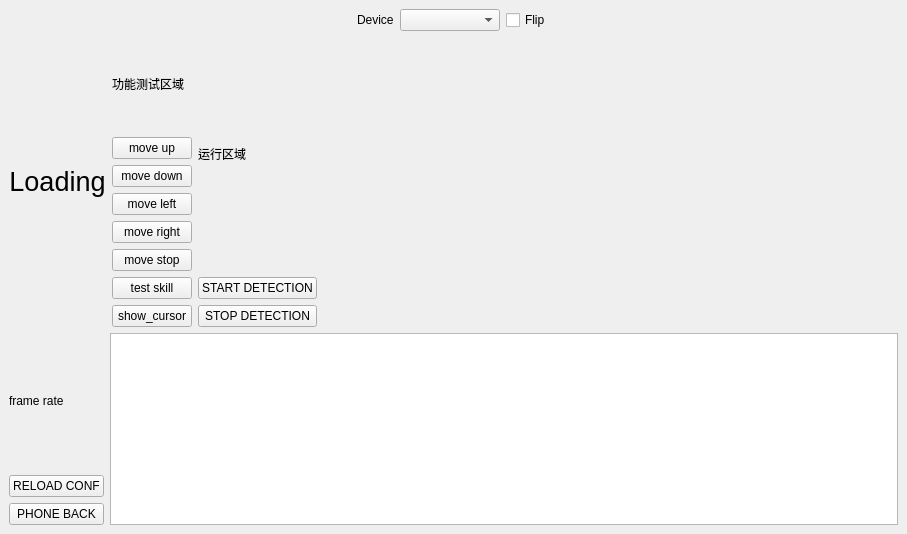
First picture: the form in main.ui, repository Cerber2ol8/DnfWorkDeploy, before the edit.
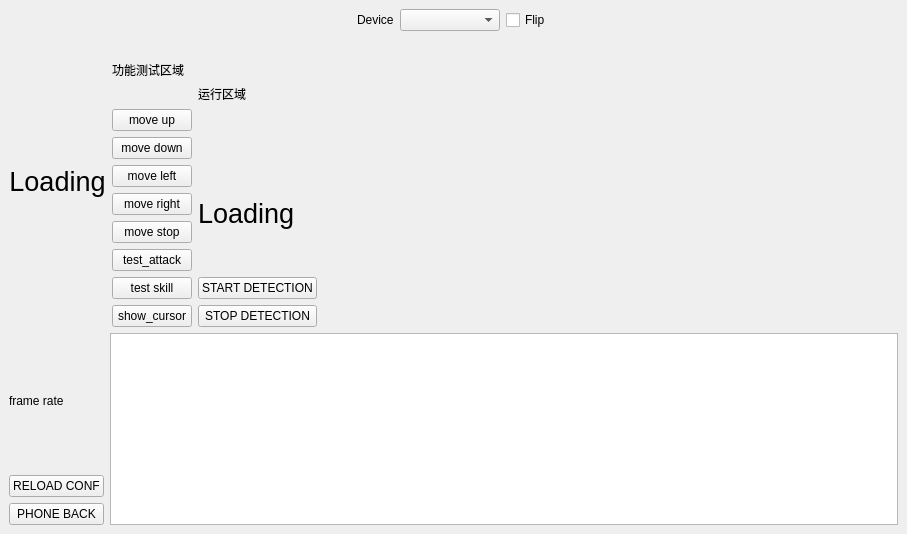
Second picture: the form after the edit.

The edit to the form file:
```diff
--- a/main.ui
+++ b/main.ui
@@ -145,6 +145,13 @@
                   </property>
                  </widget>
                 </item>
+                <item>
+                 <widget class="QPushButton" name="button_attack">
+                  <property name="text">
+                   <string>test_attack</string>
+                  </property>
+                 </widget>
+                </item>
                 <item>
                  <widget class="QPushButton" name="button_test_skill">
                   <property name="text">
@@ -170,6 +177,16 @@
                   </property>
                  </widget>
                 </item>
+                <item>
+                 <widget class="QLabel" name="label_map">
+                  <property name="frameShape">
+                   <enum>QFrame::NoFrame</enum>
+                  </property>
+                  <property name="text">
+                   <string>&lt;html&gt;&lt;head/&gt;&lt;body&gt;&lt;p&gt;&lt;span style=&quot; font-size:20pt;&quot;&gt;Loading&lt;/span&gt;&lt;/p&gt;&lt;/body&gt;&lt;/html&gt;</string>
+                  </property>
+                 </widget>
+                </item>
                 <item>
                  <widget class="QPushButton" name="button_start">
                   <property name="text">
```
